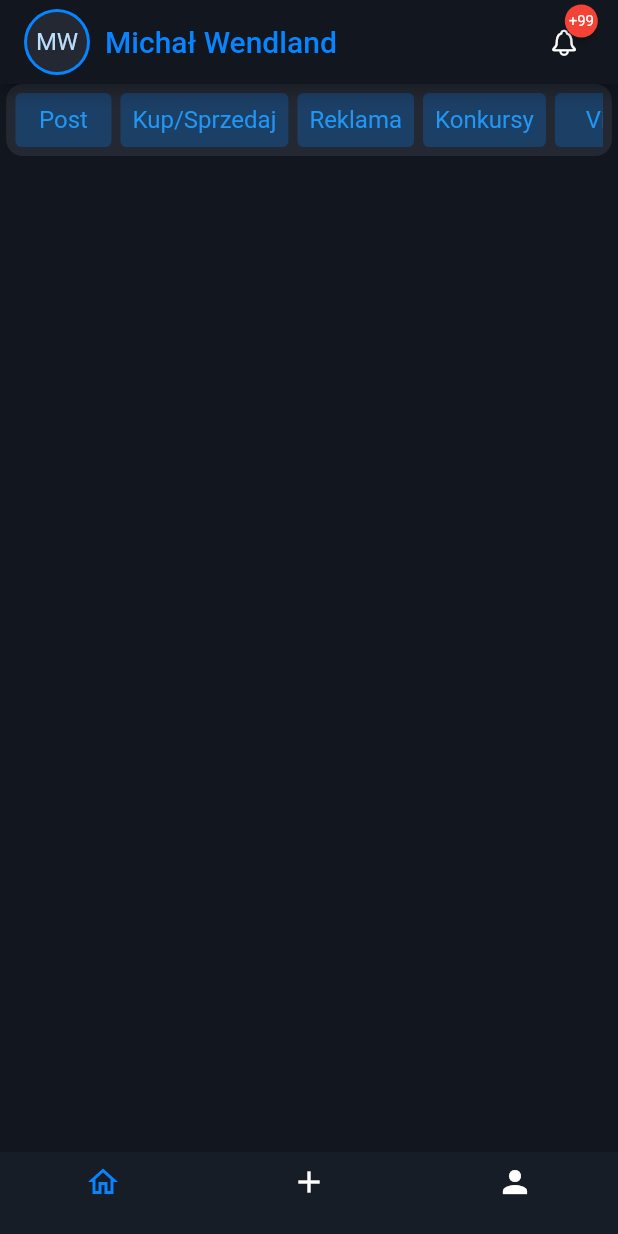
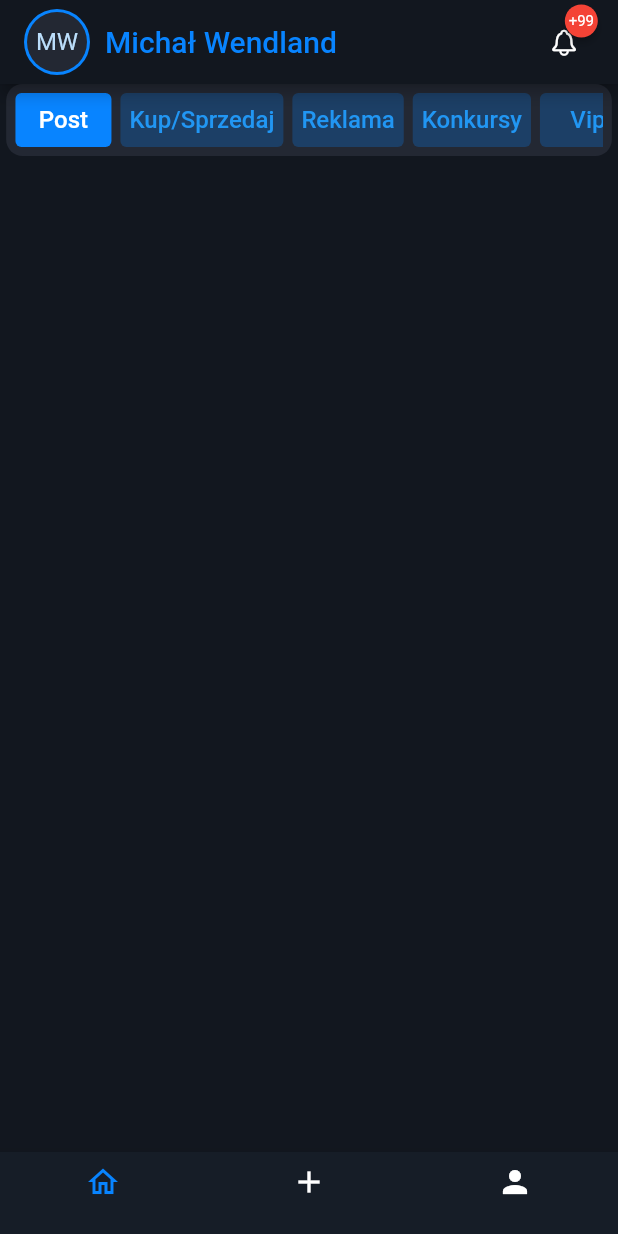
Before and after one commit to darthwentyl/noticeboard_app_flutter, a Flutter app: the MainPostsTableLayout screen opened directly, on a phone screen of 412 x 824 dp. Run offline on Flutter 3.47's test engine with Material 2 defaults, Android fonts, the light colour scheme and no system bars; drawn by our look-alikes of badges; our stand-ins replace auth_buttons, flutter_svg; Roboto replaces fonts that are missing (Cabin); project files that could hold a hidden picture were left out.

Commit message:
- select/unselect categories - add widget state machine

```diff
--- a/lib/const/app_colors.dart
+++ b/lib/const/app_colors.dart
@@ -12,6 +12,9 @@ class AppColors {
   static const Color textButtonBackground = Color(0x400884FF);
   static const Color textButtonText = Color(0xFF0884FF);
 
+  static const Color textButtonSelectBackground = Color(0xFF0884FF);
+  static const Color textButtonSelectText = Color(0xFFFFFFFF);
+
   static const Color bottomNavigationBarBackground = Color(0xFF161D27);
   static const Color bottomNavigationBarItemBackground = Color(0xFF232833);
   static const Color bottomNavigationBarUnselect = Color(0xFFFFFFFF);
--- a/lib/const/app_strings.dart
+++ b/lib/const/app_strings.dart
@@ -12,7 +12,7 @@ class ButtonStrings {
 
   static const String categoriesPost = "Post";
   static const String categoriesBuySell = "Kup/Sprzedaj";
-  static const String categoriesAdverisment = "Reklama";
+  static const String categoriesAdvertisement = "Reklama";
   static const String categoriesContest = "Konkursy";
   static const String categoriesVip = "Vip";
   static const String categoriesInfo = "Info";
--- /dev/null
+++ b/lib/controllers/widget_state_controller.dart
@@ -0,0 +1,14 @@
+import 'package:noticeboard/datas/widget_states.dart';
+
+class WidgetStateController {
+  EWidgetStates _state = EWidgetStates.posts;
+
+  setState(EWidgetStates state) {
+    print('states: $state');
+    _state = state;
+  }
+
+  getState() {
+    return _state;
+  }
+}
--- /dev/null
+++ b/lib/datas/widget_states.dart
@@ -0,0 +1 @@
+enum EWidgetStates { posts, buySell, advertisement, contest, vip, info }
--- a/lib/layaout_elements/posts_table/categories.dart
+++ b/lib/layaout_elements/posts_table/categories.dart
@@ -2,12 +2,16 @@ import 'package:flutter/material.dart';
 import 'package:noticeboard/const/app_colors.dart';
 import 'package:noticeboard/const/app_strings.dart';
 import 'package:noticeboard/const/app_theme.dart';
+import 'package:noticeboard/datas/callback_types.dart';
+import 'package:noticeboard/datas/widget_states.dart';
 import 'package:noticeboard/utils/size_getter.dart';
 
 class Categories extends StatelessWidget {
-  const Categories({Key? key}) : super(key: key);
+  Categories(this.callback, this._currState, {Key? key}) : super(key: key);
 
   static const spacing = 6.0;
+  VoidCallback<EWidgetStates> callback;
+  EWidgetStates _currState;
 
   @override
   Widget build(BuildContext context) {
@@ -26,12 +30,15 @@ class Categories extends StatelessWidget {
               child: Wrap(
                 spacing: spacing,
                 children: [
-                  _button(ButtonStrings.categoriesPost),
-                  _button(ButtonStrings.categoriesBuySell),
-                  _button(ButtonStrings.categoriesAdverisment),
-                  _button(ButtonStrings.categoriesContest),
-                  _button(ButtonStrings.categoriesVip),
-                  _button(ButtonStrings.categoriesInfo),
+                  _button(ButtonStrings.categoriesPost, EWidgetStates.posts),
+                  _button(
+                      ButtonStrings.categoriesBuySell, EWidgetStates.buySell),
+                  _button(ButtonStrings.categoriesAdvertisement,
+                      EWidgetStates.advertisement),
+                  _button(
+                      ButtonStrings.categoriesContest, EWidgetStates.contest),
+                  _button(ButtonStrings.categoriesVip, EWidgetStates.vip),
+                  _button(ButtonStrings.categoriesInfo, EWidgetStates.info),
                 ],
               ),
             ),
@@ -41,15 +48,42 @@ class Categories extends StatelessWidget {
     );
   }
 
-  _button(String text) {
+  _button(String text, EWidgetStates state) {
+    return _currState == state
+        ? _selectButton(text, state)
+        : _unselectButton(text, state);
+  }
+
+  _selectButton(String text, EWidgetStates state) {
+    return TextButton(
+      style: TextButton.styleFrom(
+        backgroundColor: AppColors.textButtonSelectBackground,
+        padding: const EdgeInsets.all(spacing),
+      ),
+      onPressed: () {
+        callback(state);
+      },
+      child: Text(
+        text,
+        style: const TextStyle(
+            fontSize: 16, color: AppColors.textButtonSelectText),
+      ),
+    );
+  }
+
+  _unselectButton(String text, EWidgetStates state) {
     return TextButton(
       style: TextButton.styleFrom(
         backgroundColor: AppColors.textButtonBackground,
-        padding: const EdgeInsets.all(8.0),
-        textStyle: const TextStyle(fontSize: 16),
+        padding: const EdgeInsets.all(spacing),
       ),
-      onPressed: () {},
-      child: Text(text),
+      onPressed: () {
+        callback(state);
+      },
+      child: Text(
+        text,
+        style: const TextStyle(fontSize: 16),
+      ),
     );
   }
 }
--- a/lib/layaout_elements/posts_table/main_posts_app_bar.dart
+++ b/lib/layaout_elements/posts_table/main_posts_app_bar.dart
@@ -1,5 +1,4 @@
 import 'package:flutter/material.dart';
-import 'package:flutter/cupertino.dart';
 import 'package:badges/badges.dart';
 import 'package:noticeboard/const/app_colors.dart';
 import 'package:noticeboard/const/app_icons.dart';
--- a/lib/layouts/main_posts_table_layout.dart
+++ b/lib/layouts/main_posts_table_layout.dart
@@ -1,4 +1,6 @@
 import 'package:flutter/material.dart';
+import 'package:noticeboard/controllers/widget_state_controller.dart';
+import 'package:noticeboard/datas/widget_states.dart';
 import 'package:noticeboard/layaout_elements/posts_table/categories.dart';
 import 'package:noticeboard/layaout_elements/posts_table/main_posts_app_bar.dart';
 import 'package:noticeboard/layaout_elements/posts_table/main_posts_navigation_bar.dart';
@@ -11,8 +13,9 @@ class MainPostsTableLayout extends StatefulWidget {
 }
 
 class _MainPostsTableLayout extends State<MainPostsTableLayout> {
-  // TODO: move to enum
   int _selectedBottomNavigationItem = 0;
+
+  WidgetStateController _widgetStateController = WidgetStateController();
 
   @override
   Widget build(BuildContext context) {
@@ -20,7 +23,7 @@ class _MainPostsTableLayout extends State<MainPostsTableLayout> {
       appBar: MainPostsAppBar().build(context),
       body: Column(
         children: [
-          Categories(),
+          Categories(_onSetCategories, _widgetStateController.getState()),
         ],
       ),
       bottomNavigationBar: MainPostsNavigationBar(
@@ -33,4 +36,10 @@ class _MainPostsTableLayout extends State<MainPostsTableLayout> {
       _selectedBottomNavigationItem = idx;
     });
   }
+
+  void _onSetCategories(EWidgetStates state) {
+    setState(() {
+      _widgetStateController.setState(state);
+    });
+  }
 }
```
